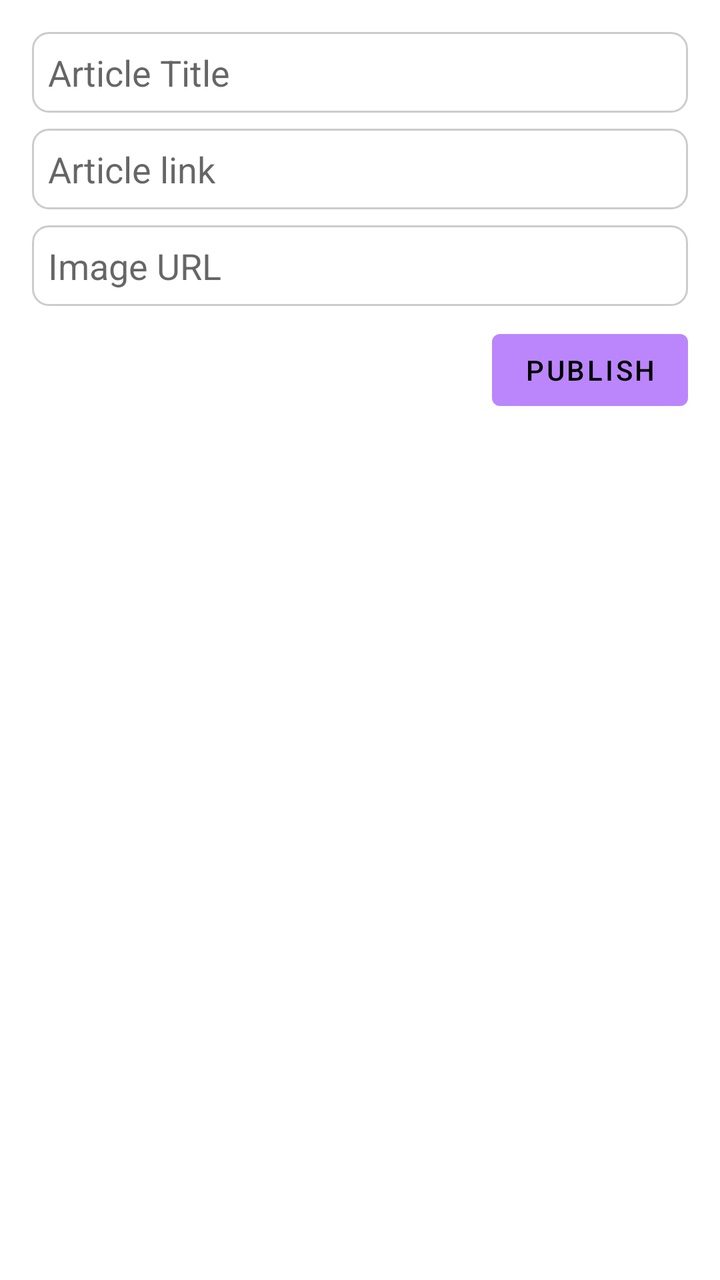
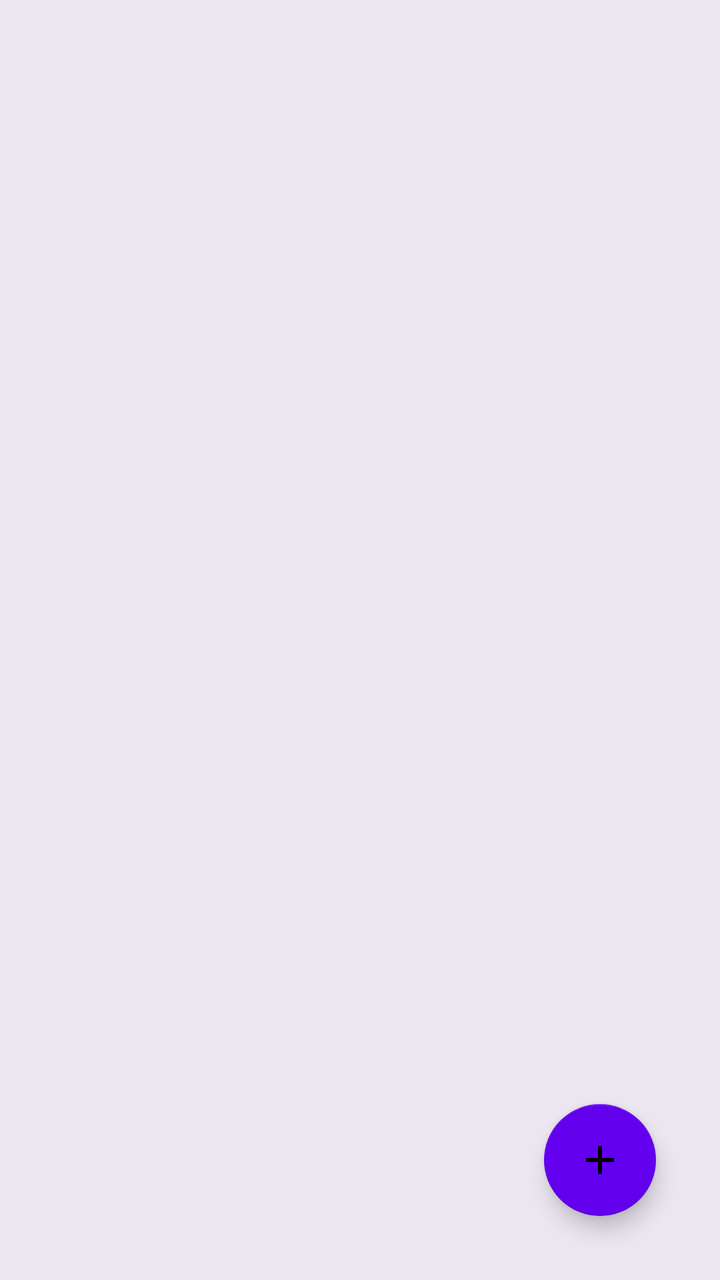

An Android layout rendered at two revisions. The XML below is the earlier revision; the diff shows what the commit changed to produce the second picture.
<!-- AndroidManifest.xml: application theme Theme.HCApp -->
<!-- res/layout/fragment_homepage.xml -->
<?xml version="1.0" encoding="utf-8"?>
<LinearLayout xmlns:android="http://schemas.android.com/apk/res/android"
    android:orientation="vertical"
    android:padding="16dp"
    android:layout_width="match_parent"
    android:layout_height="match_parent">

    
    <EditText
        android:id="@+id/inputTitle"
        android:layout_width="match_parent"
        android:layout_height="wrap_content"
        android:hint="Article Title"
        android:padding="8dp"
        android:background="@drawable/rounded_input" />

    <EditText
        android:id="@+id/inputContent"
        android:layout_width="match_parent"
        android:layout_height="wrap_content"
        android:hint="Article link"
        android:padding="8dp"
        android:background="@drawable/rounded_input"
        android:layout_marginTop="8dp" />

    <EditText
        android:id="@+id/inputImageUrl"
        android:layout_width="match_parent"
        android:layout_height="wrap_content"
        android:hint="Image URL"
        android:padding="8dp"
        android:background="@drawable/rounded_input"
        android:layout_marginTop="8dp" />

    <Button
        android:id="@+id/postArticleButton"
        android:layout_width="wrap_content"
        android:layout_height="wrap_content"
        android:text="Publish"
        android:layout_gravity="end"
        android:layout_marginTop="8dp"/>

    
    <androidx.recyclerview.widget.RecyclerView
        android:id="@+id/articlesRecyclerView"
        android:layout_width="match_parent"
        android:layout_height="0dp"
        android:layout_weight="1"
        android:layout_marginTop="12dp"/>
</LinearLayout>
<!-- resources referenced by this layout -->
<resources>
  <!-- drawable rounded_input (drawable) -->
  <?xml version="1.0" encoding="utf-8"?>
  <shape xmlns:android="http://schemas.android.com/apk/res/android"
      android:shape="rectangle">
  
      <solid android:color="#FFFFFF" />
      <stroke android:width="1dp" android:color="#CCCCCC" />
      <corners android:radius="8dp" />
      <padding android:left="8dp" android:top="4dp" android:right="8dp" android:bottom="4dp" />
  
  </shape>
  <style name="Theme.HCApp" parent="Theme.MaterialComponents.DayNight.NoActionBar">
          <item name="colorPrimary">@color/purple_200</item>
          <item name="colorPrimaryVariant">@color/purple_700</item>
          <item name="colorOnPrimary">@color/black</item>
  
          <item name="colorSecondary">@color/teal_200</item>
          <item name="colorSecondaryVariant">@color/teal_200</item>
          <item name="colorOnSecondary">@color/black</item>
  
          <item name="android:statusBarColor">?attr/colorPrimaryVariant</item>
      </style>
  <color name="purple_200">#FFBB86FC</color>
  <color name="purple_700">#FF3700B3</color>
  <color name="black">#FF000000</color>
  <color name="teal_200">#FF03DAC5</color>
</resources>

<!-- the commit's change to res/layout/fragment_homepage.xml (unified diff, before → after) -->
@@ -1,50 +1,27 @@
 <?xml version="1.0" encoding="utf-8"?>
-<LinearLayout xmlns:android="http://schemas.android.com/apk/res/android"
-    android:orientation="vertical"
-    android:padding="16dp"
+<androidx.coordinatorlayout.widget.CoordinatorLayout xmlns:android="http://schemas.android.com/apk/res/android"
+    xmlns:app="http://schemas.android.com/apk/res-auto"
+    android:id="@+id/homepage_root"
     android:layout_width="match_parent"
-    android:layout_height="match_parent">
+    android:layout_height="match_parent"
+    android:background="@color/md_theme_surface_variant"
+    android:padding="16dp">
 
-    
-    <EditText
-        android:id="@+id/inputTitle"
-        android:layout_width="match_parent"
-        android:layout_height="wrap_content"
-        android:hint="Article Title"
-        android:padding="8dp"
-        android:background="@drawable/rounded_input" />
-
-    <EditText
-        android:id="@+id/inputContent"
-        android:layout_width="match_parent"
-        android:layout_height="wrap_content"
-        android:hint="Article link"
-        android:padding="8dp"
-        android:background="@drawable/rounded_input"
-        android:layout_marginTop="8dp" />
-
-    <EditText
-        android:id="@+id/inputImageUrl"
-        android:layout_width="match_parent"
-        android:layout_height="wrap_content"
-        android:hint="Image URL"
-        android:padding="8dp"
-        android:background="@drawable/rounded_input"
-        android:layout_marginTop="8dp" />
-
-    <Button
-        android:id="@+id/postArticleButton"
-        android:layout_width="wrap_content"
-        android:layout_height="wrap_content"
-        android:text="Publish"
-        android:layout_gravity="end"
-        android:layout_marginTop="8dp"/>
-
-    
     <androidx.recyclerview.widget.RecyclerView
         android:id="@+id/articlesRecyclerView"
         android:layout_width="match_parent"
-        android:layout_height="0dp"
-        android:layout_weight="1"
-        android:layout_marginTop="12dp"/>
-</LinearLayout>
+        android:layout_height="706dp"
+        android:layout_marginBottom="72dp" />
+
+    <com.google.android.material.floatingactionbutton.FloatingActionButton
+        android:id="@+id/fabAddArticle"
+        android:layout_width="wrap_content"
+        android:layout_height="wrap_content"
+        android:contentDescription="Add Article"
+        android:layout_gravity="bottom|end"
+        android:layout_margin="16dp"
+        android:tint="@color/white"
+        android:src="@drawable/ic_add_24"
+        app:backgroundTint="@color/purple_500" />
+
+</androidx.coordinatorlayout.widget.CoordinatorLayout>
<!-- resource entries referenced after the edit -->
@@ -1,16 +1,18 @@
 <!-- resources referenced by this layout -->
 <resources>
-  <!-- drawable rounded_input (drawable) -->
-  <?xml version="1.0" encoding="utf-8"?>
-  <shape xmlns:android="http://schemas.android.com/apk/res/android"
-      android:shape="rectangle">
-  
-      <solid android:color="#FFFFFF" />
-      <stroke android:width="1dp" android:color="#CCCCCC" />
-      <corners android:radius="8dp" />
-      <padding android:left="8dp" android:top="4dp" android:right="8dp" android:bottom="4dp" />
-  
-  </shape>
+  <color name="md_theme_surface_variant">#ECE6F0</color>
+  <color name="purple_500">#FF6200EE</color>
+  <color name="white">#FFFFFFFF</color>
+  <!-- drawable ic_add_24 (drawable) -->
+  <vector xmlns:android="http://schemas.android.com/apk/res/android"
+      android:width="24dp"
+      android:height="24dp"
+      android:viewportWidth="24"
+      android:viewportHeight="24">
+      <path
+          android:fillColor="#FFFFFF"
+          android:pathData="M19,13h-6v6h-2v-6H5v-2h6V5h2v6h6v2z"/>
+  </vector>
   <style name="Theme.HCApp" parent="Theme.MaterialComponents.DayNight.NoActionBar">
           <item name="colorPrimary">@color/purple_200</item>
           <item name="colorPrimaryVariant">@color/purple_700</item>
